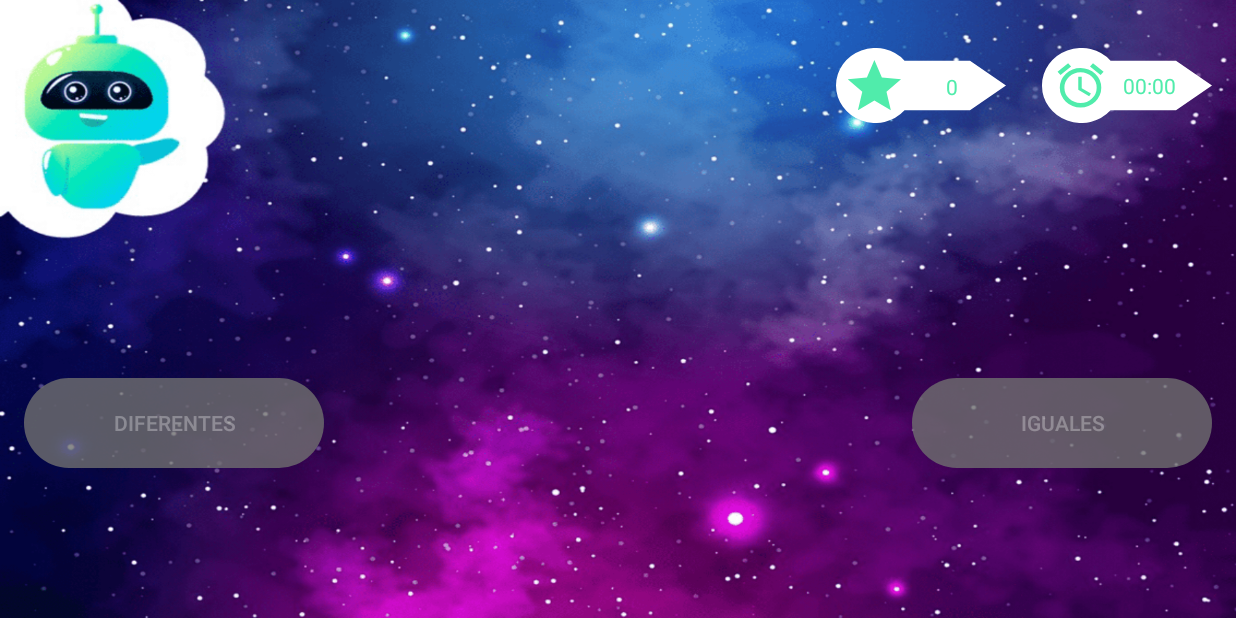
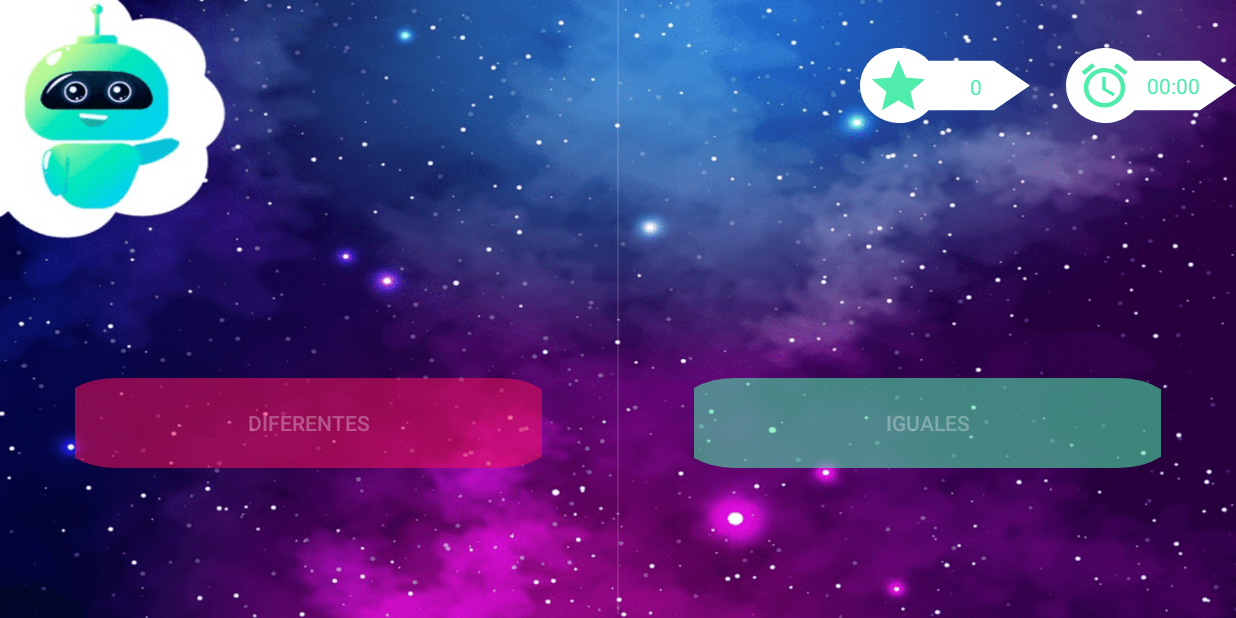
Before and after one commit to crispincho/ProyectoTesis, an Android app: the Rfn004Activity screen opened directly, with no data from a screen before it, on a phone screen of 824 x 412 dp (held sideways). Run offline under Robolectric (Android 15) with nearby library versions, the phone set to English and light mode, and no system bars; our stand-ins replace data binding; 3 statements that could not run were skipped.

Commit message:
Ajustes a las pruebas.

```diff
--- /dev/null
+++ b/app/src/main/res/drawable/buttons_diferent_background.xml
@@ -0,0 +1,9 @@
+<vector xmlns:android="http://schemas.android.com/apk/res/android"
+    android:width="470dp"
+    android:height="129dp"
+    android:viewportWidth="470"
+    android:viewportHeight="129">
+    <path
+        android:pathData="M40.341,129A64.224,64.224 0,0 1,0 114.83L0,14.17A64.223,64.223 0,0 1,40.341 0L427.463,0A64.248,64.248 0,0 1,470 16.013v96.973A64.248,64.248 0,0 1,427.463 129Z"
+        android:fillColor="@color/buttonRed"/>
+</vector>
--- /dev/null
+++ b/app/src/main/res/drawable/buttons_equals_background.xml
@@ -0,0 +1,9 @@
+<vector xmlns:android="http://schemas.android.com/apk/res/android"
+    android:width="470dp"
+    android:height="129dp"
+    android:viewportWidth="470"
+    android:viewportHeight="129">
+    <path
+        android:pathData="M40.341,129A64.224,64.224 0,0 1,0 114.83L0,14.17A64.223,64.223 0,0 1,40.341 0L427.463,0A64.248,64.248 0,0 1,470 16.013v96.973A64.248,64.248 0,0 1,427.463 129Z"
+        android:fillColor="@color/buttonGreen"/>
+</vector>
--- a/app/src/main/res/layout/activity_rfn004.xml
+++ b/app/src/main/res/layout/activity_rfn004.xml
@@ -23,38 +23,44 @@
             android:layout_marginStart="180dp"
             android:layout_marginLeft="180dp"
             android:layout_marginTop="16dp"
-            android:layout_marginEnd="16dp"
+            android:layout_tmarginEnd="16dp"
             android:layout_marginRight="16dp"
             android:contentDescription="@string/button_opcion"
             app:layout_constraintEnd_toEndOf="parent"
             app:layout_constraintStart_toStartOf="parent"
-            app:layout_constraintTop_toTopOf="parent" />
+            app:layout_constraintTop_toTopOf="parent"/>
 
 
         <Button
             android:id="@+id/buttonEquals"
-            android:layout_width="200dp"
+            android:layout_width="0dp"
             android:layout_height="60dp"
-            android:layout_marginEnd="16dp"
-            android:layout_marginRight="16dp"
+            android:layout_marginStart="50dp"
+            android:layout_marginLeft="50dp"
+            android:layout_marginEnd="50dp"
+            android:layout_marginRight="50dp"
             android:layout_marginBottom="100dp"
-            android:background="@drawable/buttons_background"
+            android:background="@drawable/buttons_equals_background"
             android:onClick="@{()-> viewmodel.playNext(buttonEquals,buttonDifferent)}"
             android:text="@string/iguales"
             app:layout_constraintBottom_toBottomOf="parent"
-            app:layout_constraintEnd_toEndOf="parent" />
+            app:layout_constraintEnd_toEndOf="parent"
+            app:layout_constraintStart_toEndOf="@+id/divider" />
 
         <Button
             android:id="@+id/buttonDifferent"
-            android:layout_width="200dp"
+            android:layout_width="0dp"
             android:layout_height="60dp"
-            android:layout_marginStart="16dp"
-            android:layout_marginLeft="16dp"
+            android:layout_marginStart="50dp"
+            android:layout_marginLeft="50dp"
+            android:layout_marginEnd="50dp"
+            android:layout_marginRight="50dp"
             android:layout_marginBottom="100dp"
-            android:background="@drawable/buttons_background"
+            android:background="@drawable/buttons_diferent_background"
+            android:onClick="@{()-> viewmodel.playNext(buttonDifferent,buttonEquals)}"
             android:text="@string/diferentes"
-            android:onClick="@{()-> viewmodel.playNext(buttonDifferent,buttonEquals)}"
             app:layout_constraintBottom_toBottomOf="parent"
+            app:layout_constraintEnd_toStartOf="@+id/divider"
             app:layout_constraintStart_toStartOf="parent" />
 
         <TextView
@@ -67,5 +73,14 @@
             android:text=""
             app:layout_constraintEnd_toEndOf="parent"
             app:layout_constraintTop_toTopOf="parent" />
+
+        <View
+            android:id="@+id/divider"
+            android:layout_width="1dp"
+            android:layout_height="409dp"
+            android:background="?android:attr/listDivider"
+            app:layout_constraintEnd_toEndOf="parent"
+            app:layout_constraintStart_toStartOf="parent"
+            tools:layout_editor_absoluteY="1dp" />
     </androidx.constraintlayout.widget.ConstraintLayout>
 </layout>
--- a/app/src/main/res/values/strings.xml
+++ b/app/src/main/res/values/strings.xml
@@ -44,7 +44,7 @@
     <string name="y">Y</string>
     <string name="z">Z</string>
     <string name="test_rfn004_instructions">Te voy a mencionar cada vez dos palabras, lo que tendrás que hacer es decirme si las palabras  que escuchaste son iguales o diferente.</string>
-    <string name="test_rfn005_instructions">En la parte de arriba de la pantalla vas a encontrar dos flechas, lo que tienes que hacer es buscar el conjunto de flechas que sea igual a las flechas de arriba. </string>
+    <string name="test_rfn005_instructions">En la parte de arriba de la pantalla vas a encontrar dos flechas, lo que tienes que hacer es buscar y seleccionar las flechas que sean iguales a la flecha verde, siempre y cuando antes vaya una flecha que apunte en la misma dirección que la flecha roja.</string>
     <string name="test_rfn006_instructions">En la pantalla aparecerán unas palabras, algunas son reales y otras inventadas, lo que tienes que hacer es, si la palabra es real presionar el marciano feliz verde, de lo contrario presionar el marciano triste rojo</string>
     <string name="test_rfn007_instructions">Te voy a decir algunas palabras y tendrás que repetirlas después de mí, algunas son reales y otras son inventadas, debes repetirlas todas sin hacer comentarios. No olvides mantener presionado el botón, mientras repites la palabra.</string>
     <string name="test_rfn008_instructions">Te voy a decir unas letras y cuando acabe quiero que las busques en el teclado y las oprimas en el mismo orden que yo te las dije</string>
```
Also changed, not shown: 1 other file.
